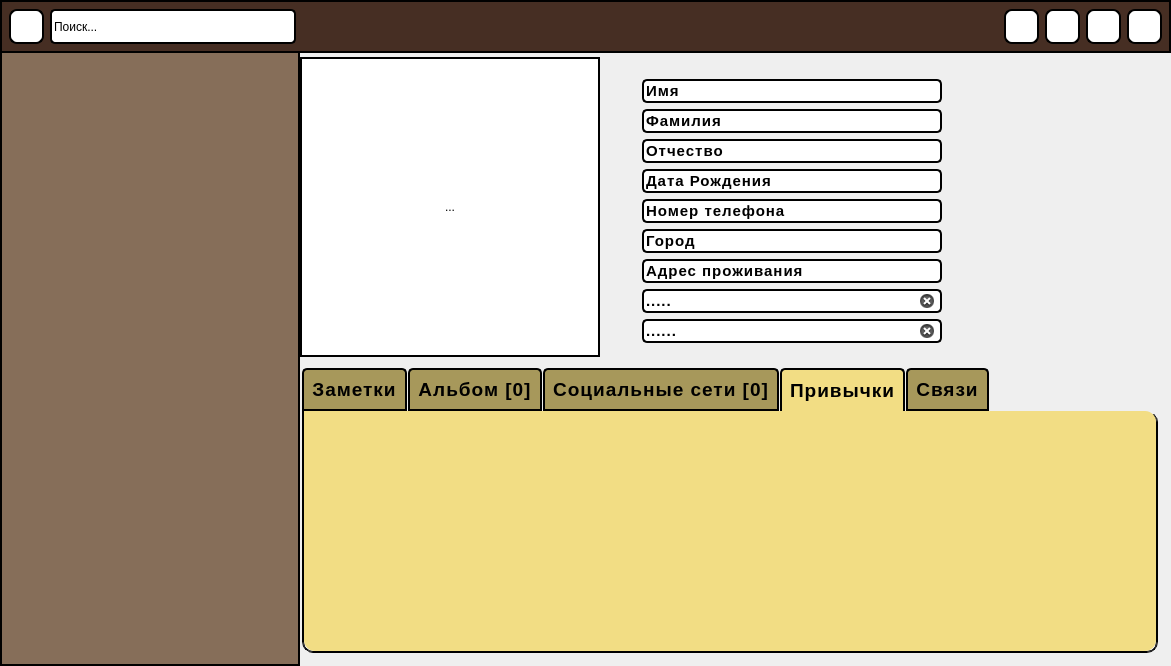
Old version of the form mainwindow.ui in the repository l1monch1k/Cartoteka_OSTIN.
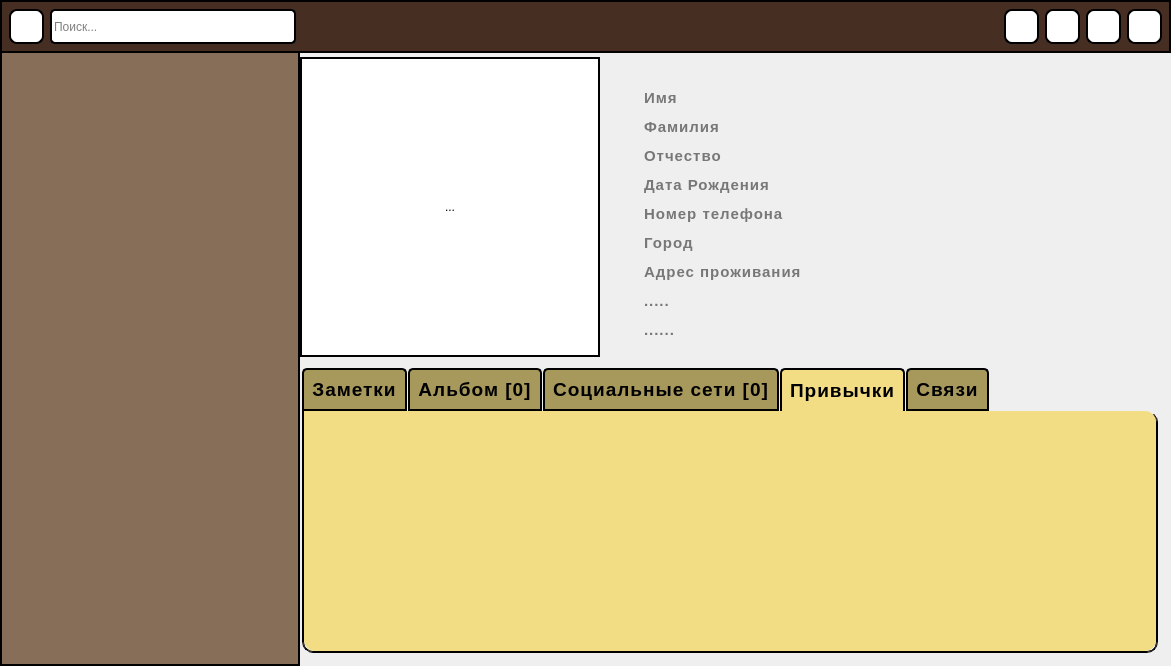
New version of the form. The open tabs and pages were chosen to show the change. Icons and pictures are not drawn.

Diff of the .ui file:
```diff
--- a/mainwindow.ui
+++ b/mainwindow.ui
@@ -449,10 +449,10 @@
              <string comment="fda" extracomment="dsafea"/>
             </property>
             <property name="text">
-             <string>Поиск...</string>
+             <string/>
             </property>
             <property name="placeholderText">
-             <string comment="gfsgf" extracomment="gfdsgr"/>
+             <string>Поиск...</string>
             </property>
             <property name="clearButtonEnabled">
              <bool>false</bool>
@@ -880,14 +880,19 @@
                 </size>
                </property>
                <property name="styleSheet">
-                <string notr="true">QWidget{
-	
-	image: url(:/img/img/notebook_texture2462-3378803857 (2).png);
-}</string>
+                <string notr="true">QWidget#widget_10{
+	background-image: url(:/img/img/notebook_texture2462-3378803857 (2).png);
+}
+QLineEdit{
+border-radius: 5px;
+border: 0px inset #000000;
+background-color: transparent;
+}
+</string>
                </property>
                <layout class="QVBoxLayout" name="verticalLayout_3">
                 <property name="spacing">
-                 <number>6</number>
+                 <number>0</number>
                 </property>
                 <property name="leftMargin">
                  <number>22</number>
@@ -899,7 +904,7 @@
                  <number>0</number>
                 </property>
                 <property name="bottomMargin">
-                 <number>6</number>
+                 <number>0</number>
                 </property>
                 <item>
                  <widget class="QLineEdit" name="fnameBox">
@@ -916,12 +921,12 @@
                    </size>
                   </property>
                   <property name="styleSheet">
-                   <string notr="true">border-radius: 5px;
-border: 2px inset #000000;
-color: rgb(0, 0, 0);
-background-color: rgb(255, 255, 255);</string>
+                   <string notr="true"/>
                   </property>
                   <property name="inputMask">
+                   <string/>
+                  </property>
+                  <property name="placeholderText">
                    <string>Имя</string>
                   </property>
                  </widget>
@@ -941,12 +946,12 @@
                    </size>
                   </property>
                   <property name="styleSheet">
-                   <string notr="true">border-radius: 5px;
-border: 2px inset #000000;
-color: rgb(0, 0, 0);
-background-color: rgb(255, 255, 255);</string>
+                   <string notr="true"/>
                   </property>
                   <property name="inputMask">
+                   <string/>
+                  </property>
+                  <property name="placeholderText">
                    <string>Фамилия</string>
                   </property>
                  </widget>
@@ -966,12 +971,12 @@
                    </size>
                   </property>
                   <property name="styleSheet">
-                   <string notr="true">border-radius: 5px;
-border: 2px inset #000000;
-color: rgb(0, 0, 0);
-background-color: rgb(255, 255, 255);</string>
+                   <string notr="true"/>
                   </property>
                   <property name="inputMask">
+                   <string/>
+                  </property>
+                  <property name="placeholderText">
                    <string>Отчество</string>
                   </property>
                  </widget>
@@ -991,15 +996,18 @@
                    </size>
                   </property>
                   <property name="styleSheet">
-                   <string notr="true">border-radius: 5px;
-border: 2px inset #000000;
-color: rgb(0, 0, 0);
-background-color: rgb(255, 255, 255);</string>
+                   <string notr="true"/>
                   </property>
                   <property name="inputMethodHints">
                    <set>Qt::ImhNone</set>
                   </property>
                   <property name="inputMask">
+                   <string/>
+                  </property>
+                  <property name="text">
+                   <string/>
+                  </property>
+                  <property name="placeholderText">
                    <string>Дата Рождения</string>
                   </property>
                  </widget>
@@ -1019,12 +1027,15 @@
                    </size>
                   </property>
                   <property name="styleSheet">
-                   <string notr="true">border-radius: 5px;
-border: 2px inset #000000;
-color: rgb(0, 0, 0);
-background-color: rgb(255, 255, 255);</string>
+                   <string notr="true"/>
                   </property>
                   <property name="inputMask">
+                   <string/>
+                  </property>
+                  <property name="text">
+                   <string/>
+                  </property>
+                  <property name="placeholderText">
                    <string>Номер телефона</string>
                   </property>
                  </widget>
@@ -1044,12 +1055,12 @@
                    </size>
                   </property>
                   <property name="styleSheet">
-                   <string notr="true">border-radius: 5px;
-border: 2px inset #000000;
-color: rgb(0, 0, 0);
-background-color: rgb(255, 255, 255);</string>
+                   <string notr="true"/>
                   </property>
                   <property name="inputMask">
+                   <string/>
+                  </property>
+                  <property name="placeholderText">
                    <string>Город</string>
                   </property>
                  </widget>
@@ -1069,12 +1080,12 @@
                    </size>
                   </property>
                   <property name="styleSheet">
-                   <string notr="true">border-radius: 5px;
-border: 2px inset #000000;
-color: rgb(0, 0, 0);
-background-color: rgb(255, 255, 255);</string>
+                   <string notr="true"/>
                   </property>
                   <property name="inputMask">
+                   <string/>
+                  </property>
+                  <property name="placeholderText">
                    <string>Адрес проживания</string>
                   </property>
                  </widget>
@@ -1093,14 +1104,35 @@
                     <height>16777215</height>
                    </size>
                   </property>
+                  <property name="toolTip">
+                   <string/>
+                  </property>
+                  <property name="statusTip">
+                   <string/>
+                  </property>
+                  <property name="whatsThis">
+                   <string/>
+                  </property>
+                  <property name="accessibleName">
+                   <string/>
+                  </property>
+                  <property name="accessibleDescription">
+                   <string/>
+                  </property>
+                  <property name="autoFillBackground">
+                   <bool>false</bool>
+                  </property>
                   <property name="styleSheet">
-                   <string notr="true">border-radius: 5px;
-border: 2px inset #000000;
-color: rgb(0, 0, 0);
-background-color: rgb(255, 255, 255);</string>
+                   <string notr="true"/>
                   </property>
                   <property name="inputMask">
-                   <string>.....</string>
+                   <string/>
+                  </property>
+                  <property name="text">
+                   <string/>
+                  </property>
+                  <property name="placeholderText">
+                   <string comment="....." extracomment=".....">.....</string>
                   </property>
                   <property name="clearButtonEnabled">
                    <bool>true</bool>
@@ -1125,23 +1157,23 @@
                    <bool>false</bool>
                   </property>
                   <property name="styleSheet">
-                   <string notr="true">border-radius: 5px;
-border: 2px inset #000000;
-color: rgb(0, 0, 0);
-background-color: rgb(255, 255, 255);</string>
+                   <string notr="true"/>
                   </property>
                   <property name="inputMethodHints">
                    <set>Qt::ImhNone</set>
                   </property>
                   <property name="inputMask">
-                   <string>......</string>
+                   <string/>
                   </property>
                   <property name="text">
-                   <string>......</string>
+                   <string/>
                   </property>
                   <property name="frame">
                    <bool>true</bool>
                   </property>
+                  <property name="placeholderText">
+                   <string>......</string>
+                  </property>
                   <property name="clearButtonEnabled">
                    <bool>true</bool>
                   </property>
```
Left out of the diff: 13 changed lines with no effect on the pictures.
